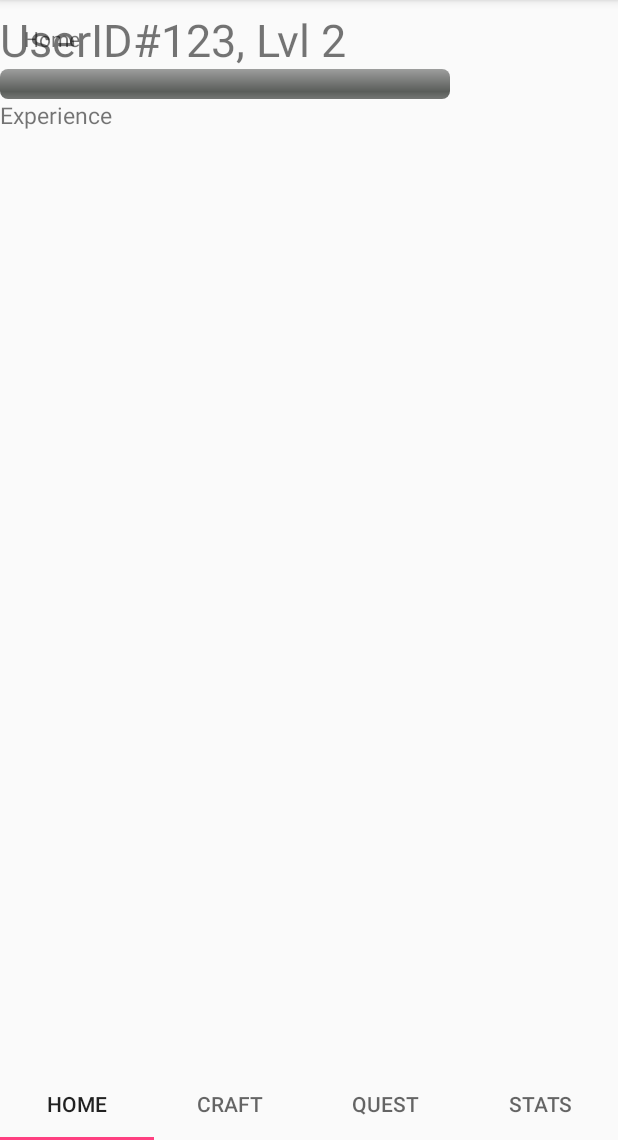
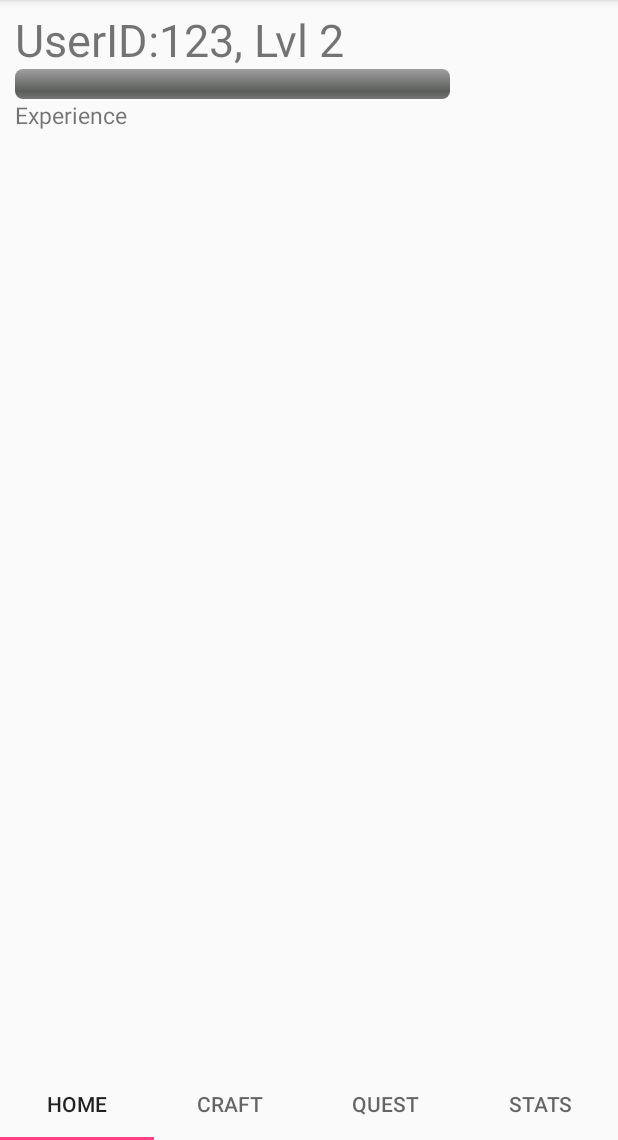
Before and after one commit to gordineerandrew/FatSlayerRPG, an Android app: the screen it shows after launch (MainActivity), on a phone screen of 412 x 824 dp, the part 96-1236 px from its top. Run offline under Robolectric (Android 15) with nearby library versions, the phone set to English and light mode, and no system bars.

Commit message:
Tabs working, userID, level, experience persistent.

```diff
--- a/app/src/main/res/layout/activity_main.xml
+++ b/app/src/main/res/layout/activity_main.xml
@@ -56,7 +56,8 @@
         android:layout_marginTop="70sp"
         android:layout_gravity="left|top"
         android:textSize="30sp"
-        android:text="UserID#123, Lvl 2" />
+        android:paddingLeft="10sp"
+        android:text="UserID:123, Lvl 2" />
 
 
     <ProgressBar
@@ -65,6 +66,7 @@
         android:layout_width="300sp"
         android:layout_height="wrap_content"
         android:layout_marginTop="110sp"
+        android:paddingLeft="10sp"
         android:layout_gravity="left|top"
         />
 
@@ -75,6 +77,7 @@
         android:layout_marginTop="130sp"
         android:layout_gravity="left|top"
         android:textSize="15sp"
+        android:paddingLeft="10sp"
         android:text="Experience" />
 
 
--- a/app/src/main/res/layout/home_screen.xml
+++ b/app/src/main/res/layout/home_screen.xml
@@ -5,13 +5,12 @@
     android:paddingBottom="@dimen/activity_vertical_margin"
     android:paddingLeft="@dimen/activity_horizontal_margin"
     android:paddingRight="@dimen/activity_horizontal_margin"
-    android:paddingTop="@dimen/activity_vertical_margin"
-    tools:context="fatslayers.fatslayerrpg.MainActivity$PlaceholderFragment">
+    android:paddingTop="@dimen/activity_vertical_margin">
 
-    <TextView
-        android:id="@+id/section_label"
-        android:layout_width="wrap_content"
-        android:layout_height="wrap_content"
-        android:text="Home"/>
+    <!--<TextView-->
+        <!--android:id="@+id/section_label"-->
+        <!--android:layout_width="wrap_content"-->
+        <!--android:layout_height="wrap_content"-->
+        <!--android:text="Home"/>-->
 
 </RelativeLayout>
```
Also changed, not shown: app/src/main/java/fatslayers/fatslayerrpg/MainActivity.java (+8 -8 lines), app/src/main/res/layout/craft_screen.xml (+6 -7 lines), app/src/main/res/layout/quest_screen.xml (+6 -7 lines), app/src/main/res/layout/stats_screen.xml (+6 -7 lines).
